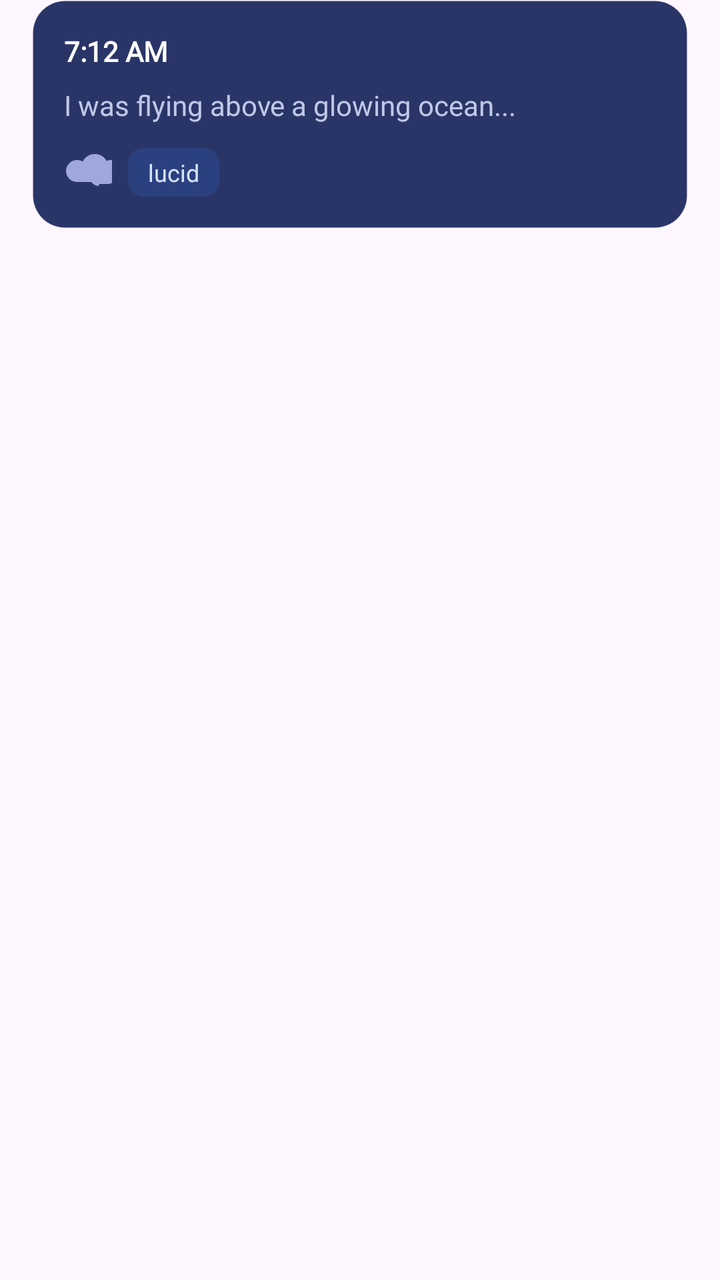
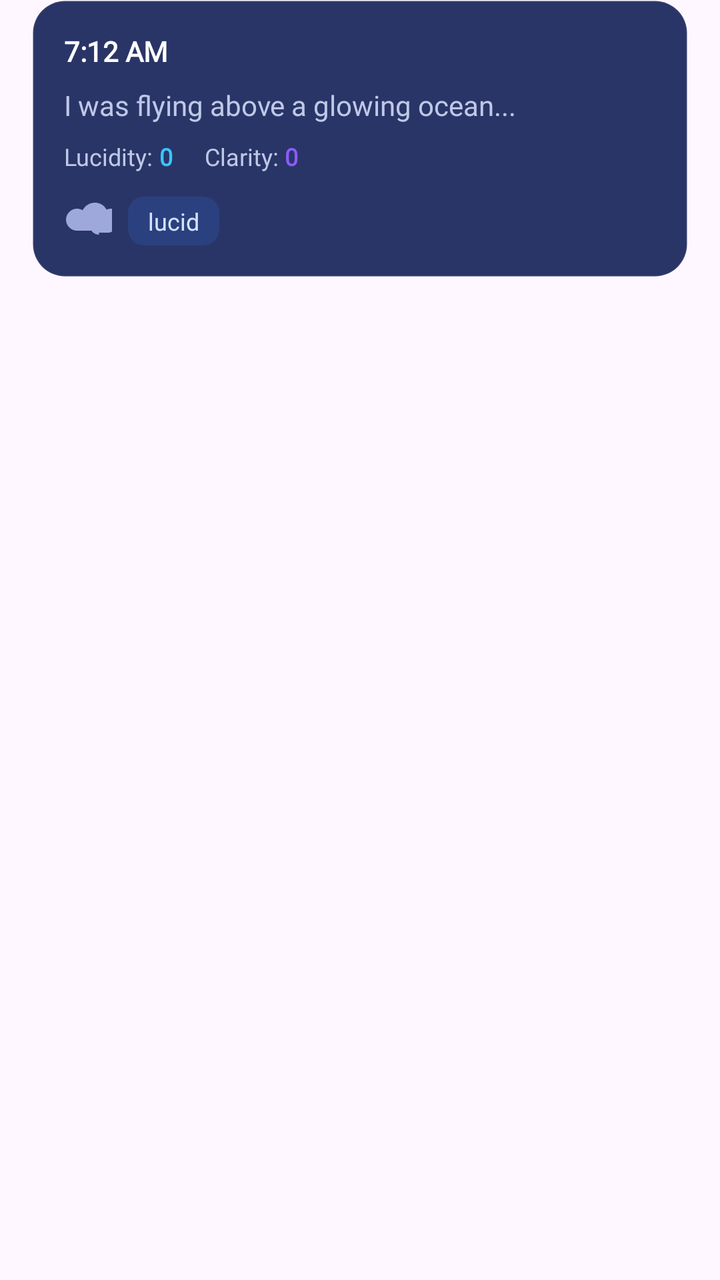

An Android layout rendered at two revisions. The XML below is the earlier revision; the diff shows what the commit changed to produce the second picture.
<!-- AndroidManifest.xml: application theme Theme.LucidDreams -->
<!-- res/layout/item_dream_card.xml -->
<?xml version="1.0" encoding="utf-8"?>
<androidx.constraintlayout.widget.ConstraintLayout xmlns:android="http://schemas.android.com/apk/res/android"
    xmlns:app="http://schemas.android.com/apk/res-auto"
    xmlns:tools="http://schemas.android.com/tools"
    android:layout_width="match_parent"
    android:layout_height="wrap_content"
    android:paddingStart="16dp"
    android:paddingEnd="16dp"
    android:paddingBottom="12dp">

    
    <LinearLayout
        android:id="@+id/cardContainer"
        android:layout_width="0dp"
        android:layout_height="wrap_content"
        android:background="@drawable/bg_card"
        android:orientation="vertical"
        android:padding="16dp"
        android:elevation="4dp"
        android:clickable="true"
        android:focusable="true"
        android:foreground="?attr/selectableItemBackground"
        app:layout_constraintTop_toTopOf="parent"
        app:layout_constraintStart_toStartOf="parent"
        app:layout_constraintEnd_toEndOf="parent">

        <RelativeLayout
            android:layout_width="match_parent"
            android:layout_height="wrap_content"
            android:layout_marginBottom="8dp">

            
            <TextView
                android:id="@+id/tvCardDate"
                android:layout_width="wrap_content"
                android:layout_height="wrap_content"
                android:text="7:12 AM"
                android:textColor="@color/text_primary"
                android:textStyle="bold"
                android:textSize="14sp"
                android:fontFamily="@font/poppins"
                android:layout_alignParentStart="true"
                android:layout_centerVertical="true"/>

            
            <TextView
                android:id="@+id/tvNightmareBadge"
                android:layout_width="wrap_content"
                android:layout_height="wrap_content"
                android:text="Nightmare"
                android:textSize="12sp"
                android:textColor="@color/white"
                android:fontFamily="@font/poppins"
                android:textStyle="bold"
                android:background="@drawable/bg_tag"
                android:backgroundTint="@color/accent_purple"
                android:paddingStart="6dp"
                android:paddingEnd="6dp"
                android:paddingTop="2dp"
                android:paddingBottom="2dp"
                android:layout_alignParentEnd="true"
                android:layout_centerVertical="true"
                android:visibility="gone"
                tools:visibility="visible"/>
        </RelativeLayout>

        
        <TextView
            android:id="@+id/tvDescription"
            android:layout_width="match_parent"
            android:layout_height="wrap_content"
            android:text="I was flying above a glowing ocean..."
            android:textColor="@color/text_secondary"
            android:textSize="14sp"
            android:fontFamily="@font/poppins"
            android:lineSpacingMultiplier="1.3"
            android:maxLines="2"
            android:ellipsize="end"
            android:layout_marginBottom="12dp"/>

        
        <LinearLayout
            android:layout_width="match_parent"
            android:layout_height="wrap_content"
            android:orientation="horizontal"
            android:gravity="center_vertical">

            
            <ImageView
                android:id="@+id/ivMoodIcon"
                android:layout_width="24dp"
                android:layout_height="24dp"
                android:layout_marginEnd="8dp"
                android:src="@drawable/ic_neutral" />

            
            <LinearLayout
                android:id="@+id/llTags"
                android:layout_width="match_parent"
                android:layout_height="wrap_content"
                android:orientation="horizontal">
                
                <TextView
                    android:layout_width="wrap_content"
                    android:layout_height="wrap_content"
                    android:background="@drawable/bg_tag"
                    android:text="lucid"
                    android:textColor="@color/text_tag"
                    android:textSize="12sp"
                    android:paddingStart="10dp"
                    android:paddingEnd="10dp"
                    android:paddingTop="4dp"
                    android:paddingBottom="4dp"
                    android:layout_marginEnd="6dp" />
            </LinearLayout>

        </LinearLayout>
    </LinearLayout>

</androidx.constraintlayout.widget.ConstraintLayout>
<!-- resources referenced by this layout -->
<resources>
  <color name="accent_purple">#8B5CFF</color>
  <color name="text_primary">#FFFFFF</color>
  <color name="text_secondary">#BFC8E8</color>
  <color name="text_tag">#D6E2FF</color>
  <color name="white">#FFFFFFFF</color>
  <!-- drawable bg_card (drawable) -->
  <?xml version="1.0" encoding="utf-8"?>
  <shape xmlns:android="http://schemas.android.com/apk/res/android"
      android:shape="rectangle">
      <solid android:color="@color/card_bg" />
      <corners android:radius="16dp" />
      <stroke
          android:width="1dp"
          android:color="#10FFFFFF"/>
  </shape>
  <!-- drawable bg_tag (drawable) -->
  <?xml version="1.0" encoding="utf-8"?>
  <shape xmlns:android="http://schemas.android.com/apk/res/android"
      android:shape="rectangle">
      <solid android:color="@color/tag_bg" />
      <corners android:radius="8dp" />
  </shape>
  <!-- drawable ic_neutral (drawable) -->
  <vector xmlns:android="http://schemas.android.com/apk/res/android"
      android:width="24dp"
      android:height="24dp"
      android:viewportWidth="24"
      android:viewportHeight="24">
      <path
          android:fillColor="#9FA8DA"
          android:pathData="M17.5,19C15,19 13,17 13,14.5C13,12 15,10 17.5,10C17.7,10 17.9,10 18.1,10.1C18.8,7.7 21,6 23.5,6C26.5,6 29,8.5 29,11.5C29,14.5 26.5,17 23.5,17H6.5C3.5,17 1,14.5 1,11.5C1,8.5 3.5,6 6.5,6C7.5,6 8.5,6.3 9.3,6.8C10.5,4.5 12.8,3 15.5,3C19.1,3 22,5.9 22,9.5C22,9.7 22,9.8 22,10C22,10 22,10 22,10C24.2,10 26,11.8 26,14C26,16.2 24.2,18 22,18H17.5V19Z" />
  </vector>
  <style name="Theme.LucidDreams" parent="Base.Theme.LucidDreams">
          <item name="materialCalendarTheme">@style/CustomDatePickerTheme</item>
      </style>
  <color name="card_bg">#2A3567</color>
  <color name="tag_bg">#2B417F</color>
  <style name="Base.Theme.LucidDreams" parent="Theme.Material3.DayNight.NoActionBar">
          
          
      </style>
  <style name="CustomCalendarStyle" parent="Widget.Material3.MaterialCalendar">
          <item name="dayStyle">@style/CustomCalendarDay</item>
          <item name="daySelectedStyle">@style/CustomCalendarDaySelected</item>
          <item name="dayTodayStyle">@style/CustomCalendarDayToday</item>
          <item name="yearStyle">@style/CustomCalendarDay</item>
          <item name="yearSelectedStyle">@style/CustomCalendarDaySelected</item>
          <item name="yearTodayStyle">@style/CustomCalendarDayToday</item>
      </style>
  <style name="CustomDatePickerConfirmButton" parent="Widget.Material3.Button">
          <item name="backgroundTint">#39C6FF</item>
          <item name="android:textColor">#171F4B</item>
      </style>
  <style name="CustomDatePickerCancelButton" parent="Widget.Material3.Button.TextButton">
          <item name="android:textColor">#C5CAE9</item>
      </style>
  <style name="CustomCalendarDay" parent="Widget.Material3.MaterialCalendar.Day">
          <item name="itemTextColor">#C5CAE9</item>
      </style>
  <style name="CustomCalendarDaySelected" parent="Widget.Material3.MaterialCalendar.Day.Selected">
          <item name="itemTextColor">#171F4B</item>
          <item name="itemFillColor">#39C6FF</item>
      </style>
  <style name="CustomCalendarDayToday" parent="Widget.Material3.MaterialCalendar.Day.Today">
          <item name="itemTextColor">#FFFFFF</item>
          <item name="itemStrokeColor">#39C6FF</item>
          <item name="itemStrokeWidth">1dp</item>
      </style>
  <!-- unchanged entries left out for length: 1 -->
</resources>

<!-- the commit's change to res/layout/item_dream_card.xml (unified diff, before → after) -->
@@ -76,7 +76,62 @@
             android:lineSpacingMultiplier="1.3"
             android:maxLines="2"
             android:ellipsize="end"
-            android:layout_marginBottom="12dp"/>
+            android:layout_marginBottom="8dp"/>
+
+        
+        <LinearLayout
+            android:layout_width="match_parent"
+            android:layout_height="wrap_content"
+            android:orientation="horizontal"
+            android:layout_marginBottom="12dp">
+
+            <LinearLayout
+                android:layout_width="wrap_content"
+                android:layout_height="wrap_content"
+                android:orientation="horizontal"
+                android:layout_marginEnd="16dp"
+                android:gravity="center_vertical">
+                <TextView
+                    android:layout_width="wrap_content"
+                    android:layout_height="wrap_content"
+                    android:text="Lucidity: "
+                    android:textColor="@color/text_secondary"
+                    android:textSize="12sp"
+                    android:fontFamily="@font/poppins"/>
+                <TextView
+                    android:id="@+id/tvLucidityValue"
+                    android:layout_width="wrap_content"
+                    android:layout_height="wrap_content"
+                    android:text="0"
+                    android:textColor="@color/glow_primary"
+                    android:textSize="12sp"
+                    android:textStyle="bold"
+                    android:fontFamily="@font/poppins"/>
+            </LinearLayout>
+
+            <LinearLayout
+                android:layout_width="wrap_content"
+                android:layout_height="wrap_content"
+                android:orientation="horizontal"
+                android:gravity="center_vertical">
+                <TextView
+                    android:layout_width="wrap_content"
+                    android:layout_height="wrap_content"
+                    android:text="Clarity: "
+                    android:textColor="@color/text_secondary"
+                    android:textSize="12sp"
+                    android:fontFamily="@font/poppins"/>
+                <TextView
+                    android:id="@+id/tvClarityValue"
+                    android:layout_width="wrap_content"
+                    android:layout_height="wrap_content"
+                    android:text="0"
+                    android:textColor="@color/accent_purple"
+                    android:textSize="12sp"
+                    android:textStyle="bold"
+                    android:fontFamily="@font/poppins"/>
+            </LinearLayout>
+        </LinearLayout>
 
         
         <LinearLayout
<!-- resource entries referenced after the edit -->
@@ -1,6 +1,7 @@
 <!-- resources referenced by this layout -->
 <resources>
   <color name="accent_purple">#8B5CFF</color>
+  <color name="glow_primary">#39C6FF</color>
   <color name="text_primary">#FFFFFF</color>
   <color name="text_secondary">#BFC8E8</color>
   <color name="text_tag">#D6E2FF</color>
